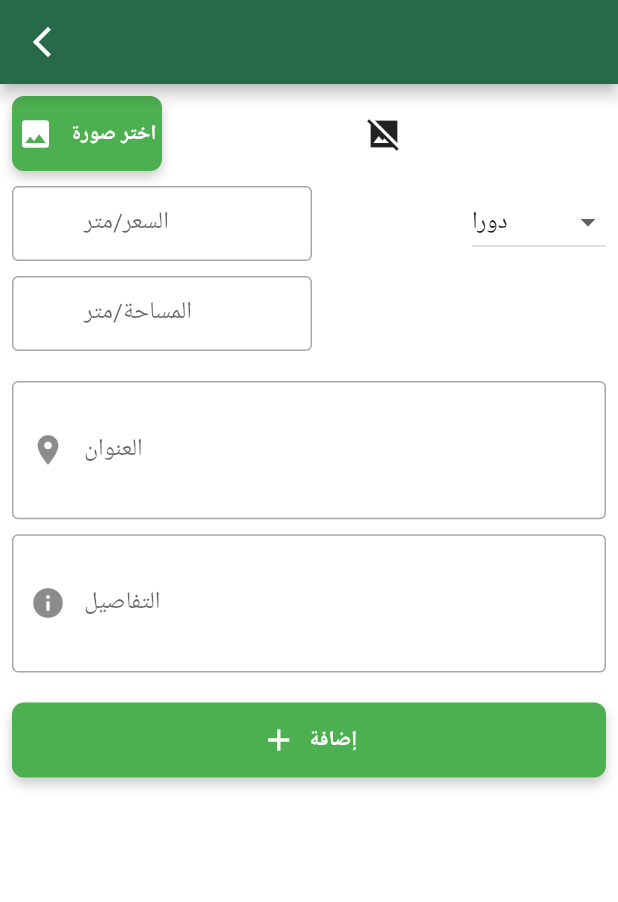
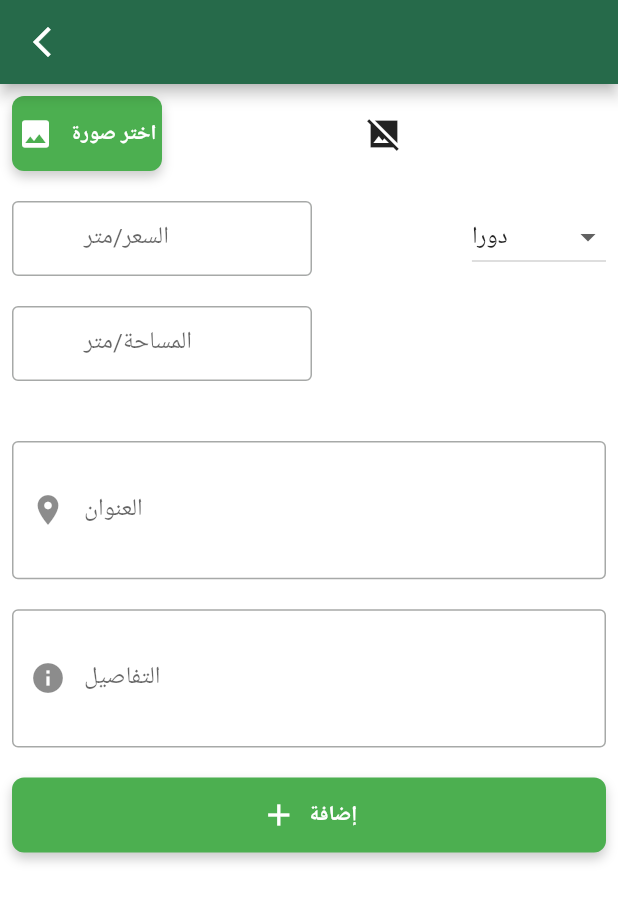
Before and after one commit to ahmadJihad2002/investment, a Flutter app: the Home screen opened by its route, after a tap on the "add" icon, on a phone screen of 412 x 824 dp. Shown: the top 902 px of the screen. Run offline on Flutter 3.47's test engine with Material 2 defaults, Android fonts, the phone set to English and light mode, and no system bars; our stand-ins replace cached_network_image, carousel_slider, cloud_firestore, conditional_builder_null_safety, firebase_auth, firebase_core and 6 more; accounts and stored records are empty.

Commit message:
V.1 done

```diff
--- /dev/null
+++ b/lib/models/adminModel.dart
@@ -0,0 +1,11 @@
+class AdminModel {
+  late String? name;
+  late String? uId;
+  late String? phoneNumber;
+
+  AdminModel.fromJson(Map<String, dynamic> json) {
+    name = json['name'];
+    phoneNumber = json['phoneNumber'];
+    uId = json['uId'];
+  }
+}
--- a/lib/models/productModel.dart
+++ b/lib/models/productModel.dart
@@ -1,5 +1,3 @@
-import 'dart:io';
-
 class ProductModel {
   // late int id;
   late double price;
@@ -8,11 +6,11 @@ class ProductModel {
   late bool isTaboo;
   late double space;
   late String classification;
+  late String docId;
 
-
-
-  ProductModel.fromJson(Map<String, dynamic> json) {
+  ProductModel.fromJson(Map<String, dynamic> json, {required String docId}) {
     // id = json['id'];
+    this.docId = docId;
     price = json['price'].toDouble();
 
     json['imagesName'].forEach((element) {
--- a/lib/modules/dashBoard/dashboard.dart
+++ b/lib/modules/dashBoard/dashboard.dart
@@ -1,11 +1,10 @@
 import 'package:conditional_builder_null_safety/conditional_builder_null_safety.dart';
 import 'package:flutter/material.dart';
 import 'package:flutter_bloc/flutter_bloc.dart';
+import 'package:investment/shared/components/cardBuilder.dart';
 
 import 'package:investment/shared/components/components.dart';
 import 'dart:io';
-import 'package:investment/shared/cubit/cubit.dart';
-import 'package:investment/shared/cubit/cubit.dart';
 import 'package:investment/shared/cubit/cubit.dart';
 import 'package:investment/shared/cubit/states.dart';
 
@@ -20,37 +19,39 @@ class DashBoard extends StatelessWidget {
 
   @override
   Widget build(BuildContext context) {
+    AppCubit cubit = AppCubit.get(context);
+
     return BlocConsumer<AppCubit, AppStates>(
-      listener: (context, state) {
+      listener: (context, state) async {
         if (state is AppSuccessSendingProductState) {
+          await cubit.getHomeData();
           Navigator.pop(context);
-
-          ScaffoldMessenger.of(context).showSnackBar(SnackBar(
-              backgroundColor: Colors.green,
-              content: Text('تم الارسال بنجاح ')));
+          showToast(state: ToastStates.success, text: 'تمن الاضافة بنجاح');
+        } else if (state is AppErrorSendingProductState) {
+          showToast(state: ToastStates.error, text: 'حصل خطأ ما ');
         }
       },
       builder: (context, state) {
-        AppCubit cubit = AppCubit.get(context);
         return Scaffold(
           appBar: AppBar(
             leading: IconButton(
               onPressed: () {
                 cubit.getHomeData();
                 Navigator.pop(context);
+                cubit.pickedFile.clear();
               },
               icon: Icon(Icons.arrow_back_ios_new),
             ),
             automaticallyImplyLeading: false,
           ),
           body: SafeArea(
-            child: SingleChildScrollView(
-              child: Padding(
-                padding: const EdgeInsets.all(8.0),
+            child: Padding(
+              padding: const EdgeInsets.all(8.0),
+              child: SingleChildScrollView(
                 child: Form(
                   key: _formKey,
                   child: Column(
-                    mainAxisAlignment: MainAxisAlignment.spaceBetween,
+                    mainAxisAlignment: MainAxisAlignment.spaceAround,
                     crossAxisAlignment: CrossAxisAlignment.start,
                     children: [
                       Row(
@@ -94,7 +95,7 @@ class DashBoard extends StatelessWidget {
                                 ),
                         ],
                       ),
-                      const SizedBox(height: 10),
+                      const SizedBox(height: 20),
                       Row(
                         crossAxisAlignment: CrossAxisAlignment.start,
                         mainAxisAlignment: MainAxisAlignment.spaceBetween,
@@ -129,7 +130,7 @@ class DashBoard extends StatelessWidget {
                           ),
                         ],
                       ),
-                      const SizedBox(height: 10),
+                      const SizedBox(height: 20),
                       Row(
                         crossAxisAlignment: CrossAxisAlignment.start,
                         mainAxisAlignment: MainAxisAlignment.start,
@@ -151,10 +152,8 @@ class DashBoard extends StatelessWidget {
                           ),
                         ],
                       ),
-                      const SizedBox(
-                        height: 10,
-                      ),
-                      const SizedBox(height: 10),
+                      const SizedBox(height: 20),
+                      const SizedBox(height: 20),
                       defaultFormField(
                         controller: place,
                         inputType: TextInputType.text,
@@ -166,7 +165,7 @@ class DashBoard extends StatelessWidget {
                           }
                         },
                       ),
-                      const SizedBox(height: 10),
+                      const SizedBox(height: 20),
                       defaultFormField(
                         maxLine: null,
                         controller: detail,
@@ -192,7 +191,7 @@ class DashBoard extends StatelessWidget {
                               if (_formKey.currentState?.validate() ?? false) {
                                 cubit.sendDataToFirestore(
                                   price: double.parse(price.text),
-                                  place: place.text,
+                                  place: cubit.selectedCity,
                                   space: double.parse(space.text),
                                   classification: detail.text,
                                   image: cubit.pickedFile,
--- a/lib/modules/home/home.dart
+++ b/lib/modules/home/home.dart
@@ -29,9 +29,15 @@ class Home extends StatelessWidget {
                       onPressed: () =>
                           Navigator.pushNamed(context, 'dashboard'),
                       icon: const Icon(Icons.add))),
-              body: ConditionalBuilder(
+              body: (cubit.productsModel.isEmpty &&
+                      state is! AppLoadingProductsStates)
+                  ? Center(
+                      child: Text('لا يوجد عقارات ',
+                          style: Theme.of(context).textTheme.displaySmall),
+                    )
+                  : ConditionalBuilder(
                       builder: (context) =>
-                    productBuilder(productModel: cubit.productModel),
+                          productBuilder(productModel: cubit.productsModel),
                       condition: state is AppSuccessProductsStates,
                       fallback: (BuildContext context) {
                         return const Center(child: CircularProgressIndicator());
--- a/lib/shared/components/constanse.dart
+++ b/lib/shared/components/constanse.dart
@@ -35,3 +35,4 @@ void printFullText(String text) {
 
 
 String token='';
+String phoneNumber='+97569751749';
--- a/lib/shared/cubit/loginCubit/cubit.dart
+++ b/lib/shared/cubit/loginCubit/cubit.dart
@@ -1,11 +1,10 @@
-import 'dart:io';
 
-import 'package:cloud_firestore/cloud_firestore.dart';
 import 'package:firebase_auth/firebase_auth.dart';
 
-import 'package:firebase_storage/firebase_storage.dart';
+
 import 'package:flutter/material.dart';
 import 'package:flutter_bloc/flutter_bloc.dart';
+import 'package:investment/models/adminModel.dart';
 
 import 'package:investment/shared/cubit/loginCubit/states.dart';
 
@@ -24,12 +23,38 @@ class AppLoginCubit extends Cubit<AppLoginStates> {
       print('the nigga token  is ');
       print(value.user?.uid);
       CacheHelper.saveData(key: 'token', value: value.user?.uid);
+
       emit(AppLoginSuccessStates());
+
     }).catchError((error) {
       emit(AppLoginErrorStates(error.toString()));
       print(error.toString());
     });
   }
+
+  late AdminModel adminModel;
+
+  // Future<void> getAdminData({required String uId}) async {
+  //   final docSnapshot =
+  //       await FirebaseFirestore.instance.collection('users').doc(uId).get();
+  //   // Create a list to hold the futures for each product's image URLs
+  //   try {
+  //     AdminModel.fromJson(docSnapshot.data()!);
+  //     phoneNumber = adminModel.phoneNumber!;
+  //   } catch (error, stackTrace) {
+  //     print('Stack Trace: $stackTrace');
+  //     print('Error fetching document from Firestore: $error');
+  //   }
+  // }
+
+  // Future<void> setAdminData({required String uId}) async {
+  //   await FirebaseFirestore.instance.collection('users').doc(uId).update({
+  //     'name': "kamal",
+  //     'phneNumber': "+972569751749",
+  //     'uId': uId,
+  //   });
+  //   // Create a list to hold the futures for each product's image URLs
+  // }
 
   IconData suffix = Icons.visibility_outlined;
   bool isPassword = true;
@@ -38,6 +63,7 @@ class AppLoginCubit extends Cubit<AppLoginStates> {
     suffix = Icons.visibility_off_outlined;
     isPassword = !isPassword;
     suffix =
-    isPassword ? Icons.visibility_outlined : Icons.visibility_off_outlined;
+        isPassword ? Icons.visibility_outlined : Icons.visibility_off_outlined;
     emit(AppLoginChangePasswordVisibilityState());
-  }}
+  }
+}
--- a/lib/shared/cubit/states.dart
+++ b/lib/shared/cubit/states.dart
@@ -1,17 +1,47 @@
 abstract class AppStates {}
 
 class AppInitialStates extends AppStates {}
+
 class AppLoadingProductsStates extends AppStates {}
+
 class AppSuccessProductsStates extends AppStates {}
+
 class AppErrorProductsStates extends AppStates {}
+
 class AppImageLoadingStates extends AppStates {}
+
 class AppImageSuccessStates extends AppStates {}
+
 class AppImageErrorStates extends AppStates {}
+
 class AppCitySelectedState extends AppStates {}
+
 class AppImageSendLoadingSelectedState extends AppStates {}
+
 class AppImageSendSuccessSelectedState extends AppStates {}
+
 class AppImageSendErrorSelectedState extends AppStates {}
+
 class AppLoadingSendingProductState extends AppStates {}
+
 class AppSuccessSendingProductState extends AppStates {}
+
 class AppErrorSendingProductState extends AppStates {}
+
 class AppIsTabooChangeState extends AppStates {}
+
+class ProductDeleteSuccessState extends AppStates {}
+
+class ProductDeleteErrorState extends AppStates {}
+
+class ProductDeleteLoadingState extends AppStates {}
+
+class ProductDeletePhotoLoadingState extends AppStates {}
+
+class ProductDeletePhotoSuccessState extends AppStates {}
+
+class ProductDeletePhotoErrorState extends AppStates {
+  String error;
+
+  ProductDeletePhotoErrorState(this.error);
+}
--- a/pubspec.yaml
+++ b/pubspec.yaml
@@ -48,6 +48,11 @@ dependencies:
   image_picker: ^1.0.2
   firebase_storage: ^11.2.5
   cloud_firestore: ^4.8.4
+  url_launcher: ^6.1.14
+  flutter_easyloading: ^3.0.5
+
+
+
 
 
 
```
Also changed, not shown: lib/modules/about/about.dart (+34 -21 lines), lib/modules/productDetail/productDetail.dart (+87 -10 lines), lib/shared/components/cardBuilder.dart (+16 -23 lines), lib/shared/components/components.dart (+1 -70 lines), lib/shared/cubit/cubit.dart (+103 -28 lines), lib/shared/network/local/util.dart (added, +23 -0 lines), pubspec.lock, 1 other file. Lines whose indentation alone changed are shown as unchanged.
